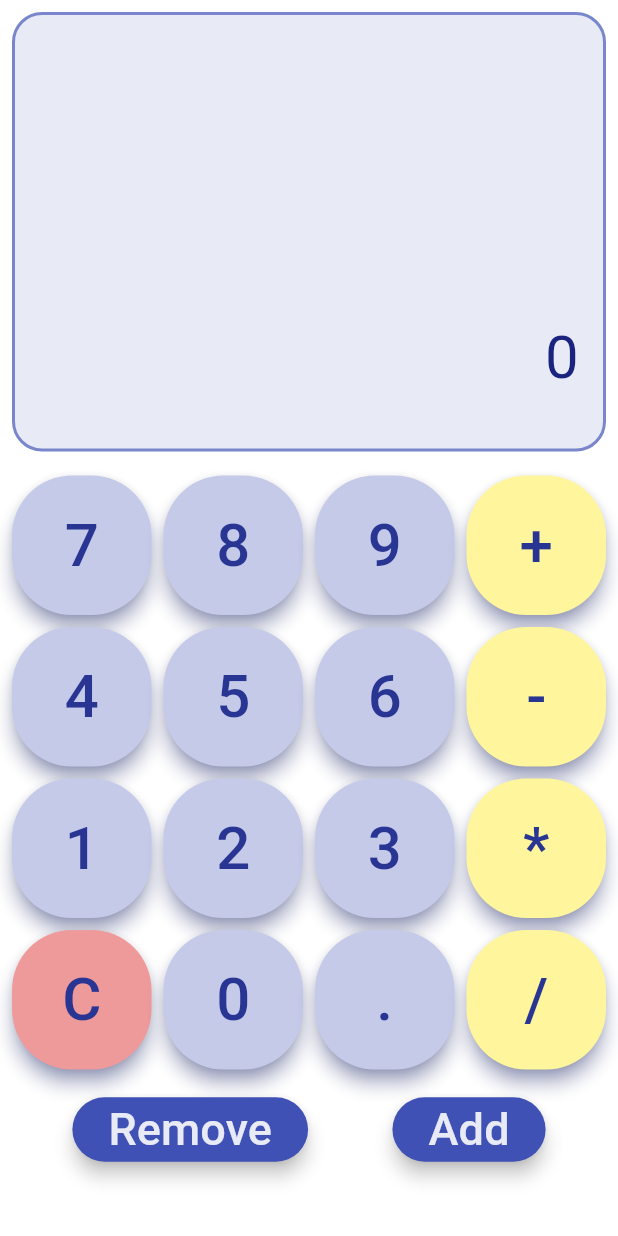
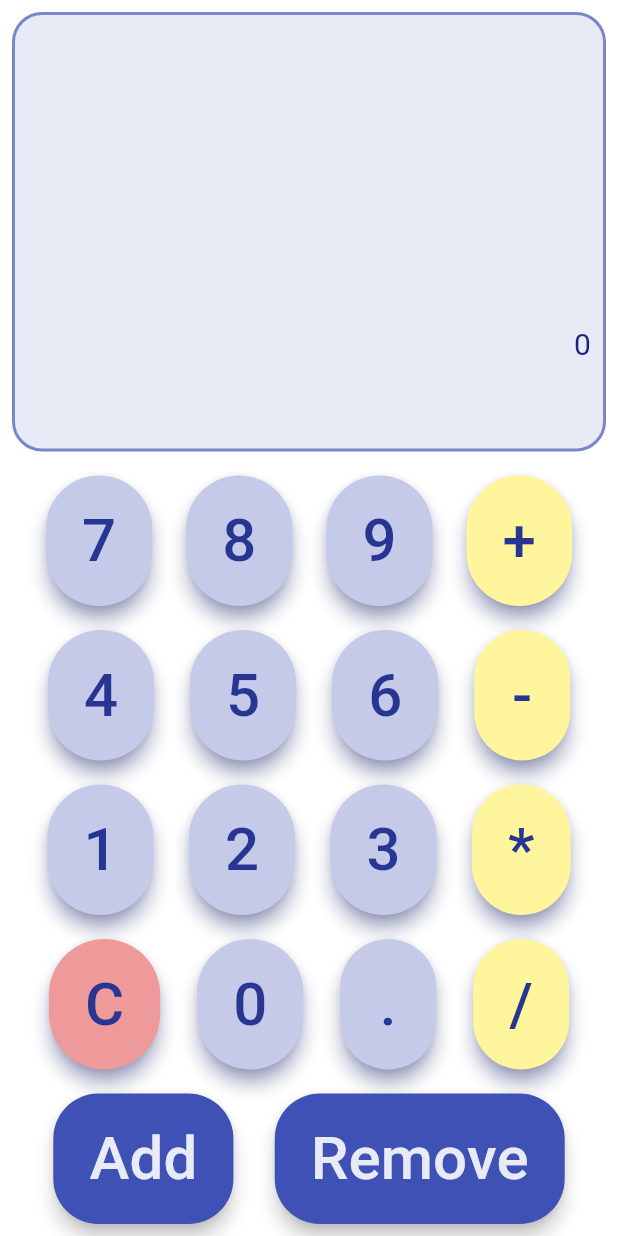
Before and after one commit to mariaruth1/RPN_Calculator, a Flutter app: the screen it shows after launch, on a phone screen of 412 x 824 dp. Run offline on Flutter 3.47's test engine with Material 3 defaults, Android fonts, the phone set to English and light mode, and no system bars; drawn by our look-alikes of auto_size_text.

Commit message:
more dynamism added but text still a bitch to autosize

```diff
--- a/lib/display.dart
+++ b/lib/display.dart
@@ -1,3 +1,4 @@
+import 'package:auto_size_text/auto_size_text.dart';
 import 'package:flutter/material.dart';
 
 class Display extends StatelessWidget {
@@ -26,36 +27,38 @@ class Display extends StatelessWidget {
           ),
         ),
         child:
-            Column(mainAxisAlignment: MainAxisAlignment.spaceAround, children: [
-          buildScrollableTextRow("Stack Display",stackString, 30),
-          buildScrollableTextRow("Calculation Display", calculationString, 20),
-          buildScrollableTextRow("Entered Number Display", enteredNumber, 40),
+            Column(
+                mainAxisAlignment: MainAxisAlignment.spaceEvenly,
+                children: [
+          _buildScrollableTextRow("Stack Display", stackString),
+          _buildScrollableTextRow("Calculation Display", calculationString),
+          _buildScrollableTextRow("Entered Number Display", enteredNumber),
         ]),
       ),
     );
   }
 
-  Widget buildScrollableTextRow(String keyString, String text, double fontSize) {
+  Widget _buildScrollableTextRow(String keyString, String text) {
     return Row(
       mainAxisAlignment: MainAxisAlignment.end,
       children: [
         Flexible(
+          flex: 1,
           child: SingleChildScrollView(
             scrollDirection: Axis.horizontal,
             reverse: true,
-            child: Padding(
-              padding: const EdgeInsets.all(8.0),
-              child: Text(
-                key: Key(keyString),
-                text,
-                softWrap: true,
-                style:
-                    TextStyle(fontSize: fontSize, color: Colors.indigo[900]!),
-              ),
+            child: AutoSizeText(
+              text,
+              key: Key(keyString),
+              maxLines: 1,
+              style: TextStyle(fontSize: 20, color: Colors.indigo[900]!),
+              overflow: TextOverflow.ellipsis,
+              minFontSize: 10,
             ),
           ),
         ),
       ],
     );
   }
+
 }
--- a/lib/keypad.dart
+++ b/lib/keypad.dart
@@ -1,12 +1,32 @@
+import 'package:auto_size_text/auto_size_text.dart';
 import 'package:flutter/material.dart';
-
 
 class Keypad extends StatelessWidget {
   final Function onButtonTap;
+  final bool isPortrait;
 
-  Keypad({super.key, required this.onButtonTap});
+  Keypad({super.key, required this.onButtonTap, required this.isPortrait});
 
-  final List<String> buttons = [
+  final List<String> landscapeNumbers = [
+    '.',
+    '1',
+    '2',
+    '3',
+    '4',
+    '5',
+    '+',
+    '-',
+    'C',
+    '6',
+    '7',
+    '8',
+    '9',
+    '0',
+    '*',
+    '/',
+  ];
+
+  final List<String> portraitNumbers = [
     '7',
     '8',
     '9',
@@ -22,105 +42,100 @@ class Keypad extends StatelessWidget {
     'C',
     '0',
     '.',
-    '/'
-  ];
-
-  final List<String> textButtons = [
+    '/',
     'Add',
     'Remove',
   ];
 
-  double screenWidth = 0;
+  final List<String> addRemove = [
+    'Add',
+    'Remove',
+  ];
+
 
   @override
   Widget build(BuildContext context) {
-    screenWidth = MediaQuery.of(context).size.width;
-
-    return Column(
-      crossAxisAlignment: CrossAxisAlignment.stretch,
-      children: [
-        Padding(
-          padding: const EdgeInsets.all(8.0),
-          child: GridView.count(
-              crossAxisCount: 4,
-              crossAxisSpacing: 8.0,
-              mainAxisSpacing: 8.0,
-              shrinkWrap: true,
-              children: [
-                ..._createButtons(buttons),
-              ]),
-        ),
-        Row(
-          mainAxisAlignment: MainAxisAlignment.spaceEvenly,
-          children: [
-            Column(
-              children: [
-                Padding(
-                  padding: const EdgeInsets.all(8.0),
-                  child: _createButton("Remove"),
-                ),
-              ],
-            ),
-            Column(
-              children: [
-                Padding(
-                  padding: const EdgeInsets.all(8.0),
-                  child: _createButton("Add"),
-                ),
-              ],
-            ),
-          ],
-        ),
-      ],
-    );
+    return isPortrait ? _createPortraitLayout() : _createLandscapeLayout();
   }
 
   List<Widget> _createButtons(List<String> buttons) {
     return buttons
-        .map((button) => SizedBox(
-              child: ElevatedButton(
-                style: styleButton(button),
-                onPressed: () => onButtonTap(button),
-                child: Text(
-                  button,
-                  style: const TextStyle(fontSize: 40),
-                ),
+        .map((button) => ElevatedButton(
+              style: _styleButton(button),
+              onPressed: () => onButtonTap(button),
+              child: AutoSizeText(
+                button,
+                maxLines: 1,
+                textAlign: TextAlign.center,
+                style: TextStyle(fontSize: 40, color: addRemove.contains(button) ? Colors.indigo[50] : Colors.indigo[800]),
+                overflow: TextOverflow.ellipsis,
+                minFontSize: 20,
               ),
             ))
         .toList();
   }
 
-  Widget _createButton(String button) {
-    return ElevatedButton(
-      style: styleButton(button),
-      onPressed: () => onButtonTap(button),
-      child: Text(
-        button,
-        style: const TextStyle(fontSize: 30),
-        textAlign: TextAlign.center,
-      ),
-    );
-  }
-
-  ButtonStyle styleButton(button) {
+  ButtonStyle _styleButton(button) {
     return ElevatedButton.styleFrom(
       backgroundColor: button == 'C'
           ? Colors.red[200]
           : ('+-*/'.contains(button)
               ? Colors.yellow[200]
-              : textButtons.contains(button)
+              : addRemove.contains(button)
                   ? Colors.indigo[500]
                   : Colors.indigo[100]),
-      shape: button == 'Add' || button == 'Remove'
+      shape: addRemove.contains(button)
           ? RoundedRectangleBorder(borderRadius: BorderRadius.circular(30))
           : RoundedRectangleBorder(borderRadius: BorderRadius.circular(40)),
-      foregroundColor: button == 'Add' || button == 'Remove'
+      foregroundColor: addRemove.contains(button)
           ? Colors.indigo[50]
           : Colors.indigo[800],
       elevation: 5,
-      shadowColor: button == 'Add' || button == 'Remove'
+      shadowColor: addRemove.contains(button)
           ? Colors.black
           : Colors.indigo[400],
     );
   }
+
+  _createPortraitLayout() {
+    return Column(
+      mainAxisAlignment: MainAxisAlignment.spaceEvenly,
+      crossAxisAlignment: CrossAxisAlignment.stretch,
+      children: [
+        _createButtonRow(portraitNumbers.sublist(0, 4)),
+        _createButtonRow(portraitNumbers.sublist(4, 8)),
+        _createButtonRow(portraitNumbers.sublist(8, 12)),
+        _createButtonRow(portraitNumbers.sublist(12, 16)),
+        _createButtonRow(portraitNumbers.sublist(16, 18)),
+      ],
+    );
+  }
+
+  Flexible _createButtonRow(List<String> buttons) {
+    return Flexible(
+        flex: 1,
+        child: Padding(
+          padding: const EdgeInsets.all(8.0),
+          child: Row(
+            mainAxisAlignment: MainAxisAlignment.spaceEvenly,
+            crossAxisAlignment: CrossAxisAlignment.stretch,
+            children: [
+              ..._createButtons(buttons),
+            ],
+          ),
+        ),
+      );
+  }
+
+  _createLandscapeLayout() {
+    return Column(
+      mainAxisAlignment: MainAxisAlignment.spaceEvenly,
+      crossAxisAlignment: CrossAxisAlignment.stretch,
+      children: [
+        _createButtonRow(landscapeNumbers.sublist(0, 8)),
+        _createButtonRow(landscapeNumbers.sublist(8, 16)),
+        _createButtonRow(addRemove),
+      ],
+    );
+  }
 }
--- a/lib/main_screen.dart
+++ b/lib/main_screen.dart
@@ -21,6 +21,10 @@ class _MainScreenState extends State<MainScreen> {
   String? result;
   Calculator? calculator;
 
+  double screenWidth = 0;
+  double screenHeight = 0;
+  bool isPortrait = true;
+
   @override
   void initState() {
     super.initState();
@@ -29,10 +33,14 @@ class _MainScreenState extends State<MainScreen> {
 
   @override
   Widget build(BuildContext context) {
+    screenWidth = MediaQuery.of(context).size.width;
+    screenHeight = MediaQuery.of(context).size.height;
+    isPortrait = screenHeight > screenWidth;
+
     return Column(
       children: [
         Flexible(
-          flex: 3,
+          flex: isPortrait ? 3 : 1,
           child: Align(
             alignment: Alignment.bottomRight,
             child: Display(
@@ -42,8 +50,8 @@ class _MainScreenState extends State<MainScreen> {
           ),
         ),
         Flexible(
-          flex: 5,
-          child: Keypad(onButtonTap: handleBtnTap),
+          flex: isPortrait ? 5 : 1,
+          child: Keypad(onButtonTap: handleBtnTap, isPortrait: isPortrait),
         ),
       ],
     );
--- a/pubspec.yaml
+++ b/pubspec.yaml
@@ -30,6 +30,7 @@ environment:
 dependencies:
   flutter:
     sdk: flutter
+  auto_size_text: ^3.0.0
 
 
   # The following adds the Cupertino Icons font to your application.
```
Also changed, not shown: pubspec.lock.
